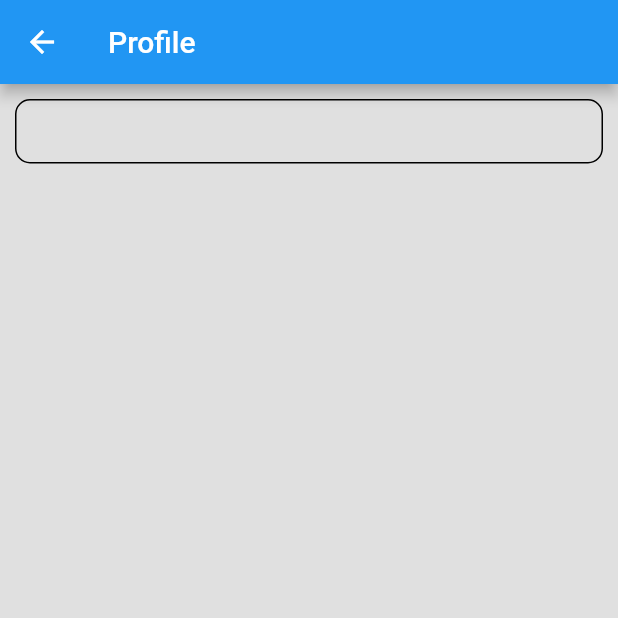
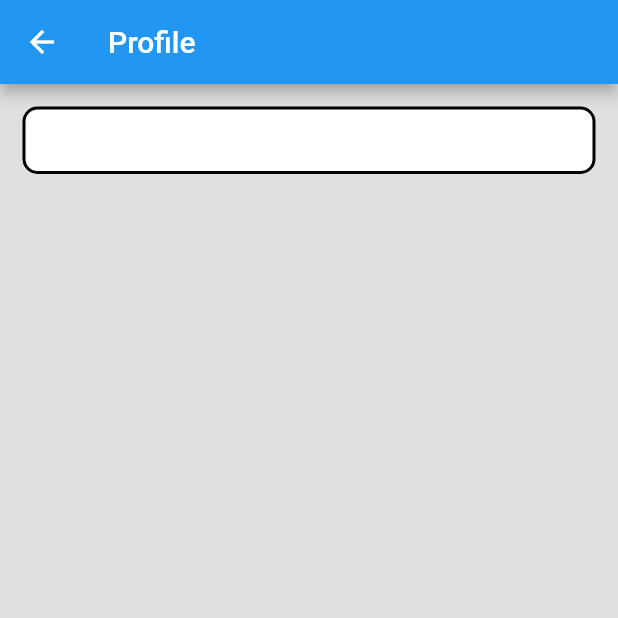
Before and after one commit to izznazrin/Bustop, a Flutter app: the screen it shows once a user with an empty profile is signed in, after a tap on the "person" icon, on a phone screen of 412 x 824 dp, the top half of it. Run offline on Flutter 3.47's test engine with Material 2 defaults, Android fonts, the light colour scheme and no system bars; our stand-ins replace cloud_firestore, firebase_auth, firebase_core, geolocator, google_maps_flutter; missing offline and left inert: flutter_polyline_points; accounts and stored records are empty.

Commit message:
19/6/2023

```diff
--- a/lib/login.dart
+++ b/lib/login.dart
@@ -94,7 +94,7 @@ class _LoginState extends State<Login> {
                       borderSide: BorderSide(color: Colors.blue, width: 3),
                       borderRadius: BorderRadius.circular(12),
                     ),
-                    hintText: 'Siswa Email',
+                    hintText: 'UTHM Email',
                     fillColor: Colors.white,
                     filled: true,
                   ),
@@ -162,13 +162,34 @@ class _LoginState extends State<Login> {
                       fontWeight: FontWeight.bold,
                     ),
                   ),
-                  Text(
-                    'click here to contact us',
-                    style: TextStyle(
-                      color: Colors.blue[900],
-                      fontWeight: FontWeight.bold,
+                  GestureDetector(
+                    onTap: () {
+                      final message =
+                          'WhatsApp: +60169399123\nEmail: nazrin.izryzza@gmail.com';
+                      showDialog(
+                        context: context,
+                        builder: (context) => AlertDialog(
+                          title: Text('Contact Information'),
+                          content: Text(message),
+                          actions: [
+                            TextButton(
+                              onPressed: () {
+                                Navigator.of(context).pop();
+                              },
+                              child: Text('OK'),
+                            ),
+                          ],
+                        ),
+                      );
+                    },
+                    child: Text(
+                      'click here to contact us',
+                      style: TextStyle(
+                        color: Colors.blue[900],
+                        fontWeight: FontWeight.bold,
+                      ),
                     ),
-                  )
+                  ),
                 ],
               ),
             ],
--- a/lib/profile.dart
+++ b/lib/profile.dart
@@ -62,12 +62,13 @@ class _ProfileState extends State<Profile> {
           Container(
             decoration: BoxDecoration(
               borderRadius: BorderRadius.circular(10.0),
+              color: Colors.white,
               border: Border.all(
                 color: Colors.black,
-                width: 1.0,
+                width: 2.0,
               ),
             ),
-            margin: EdgeInsets.all(10.0),
+            margin: EdgeInsets.all(15.0),
             child: Row(
               children: [
                 Flexible(
```
